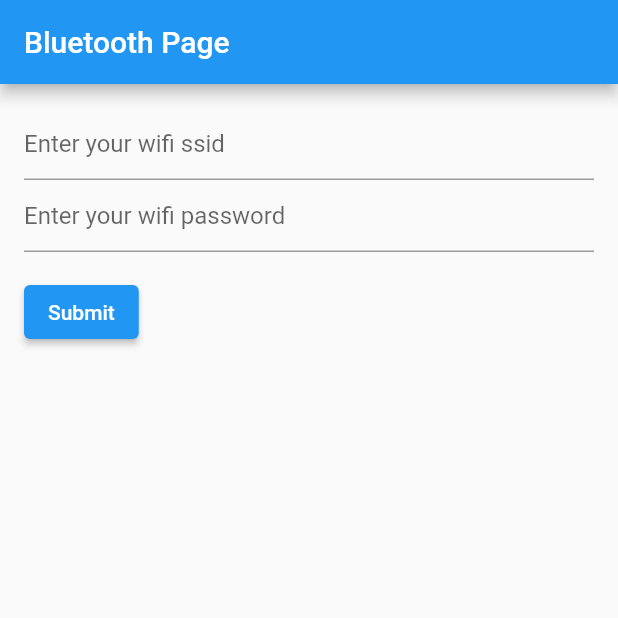
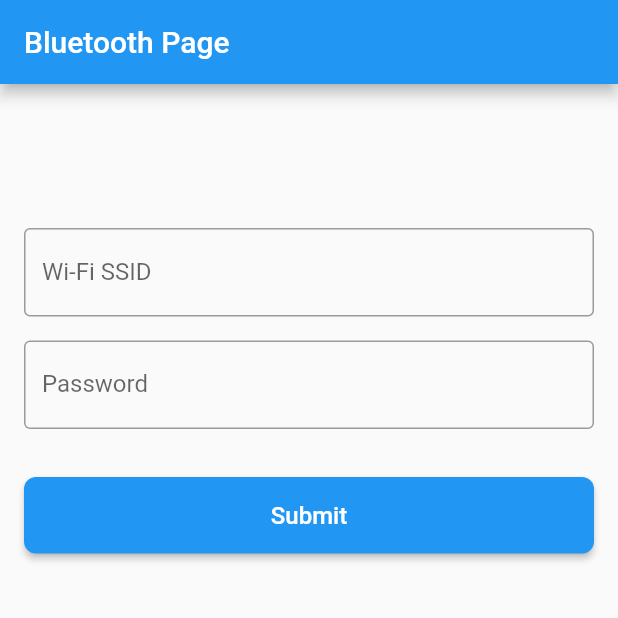
Before and after one commit to KoksalBerkay/smart-office-project, a Flutter app: the screen it shows after launch, on a phone screen of 412 x 824 dp, the top half of it. Run offline on Flutter 3.47's test engine with Material 2 defaults, Android fonts, the light colour scheme and no system bars; our stand-ins replace flutter_blue_plus, flutter_spinkit, percent_indicator, shared_preferences, wakelock; missing offline and left inert: mqtt_client, network_info_plus.

Commit message:
bug fixes, ui improvements, screenshots

```diff
--- a/ble-flutter/lib/main.dart
+++ b/ble-flutter/lib/main.dart
@@ -126,7 +126,7 @@ class _BlePageState extends State<BlePage> {
     super.dispose();
   }
 
-  _scanconnect() async {
+  _scanConnect() async {
     String teamManufacturerData = "{16971: [77, 71]}";
     // Start scanning
     flutterBlue.startScan(timeout: const Duration(seconds: 2));
@@ -205,17 +205,25 @@ class _BlePageState extends State<BlePage> {
         appBar: AppBar(
           title: Text(widget.title),
         ),
-        body: Form(
-          key: _formKey,
-          child: Padding(
+        body: LayoutBuilder(
+          builder: (context, constraints) => SingleChildScrollView(
             padding: const EdgeInsets.all(16.0),
+            child: ConstrainedBox(
+              constraints: BoxConstraints(
+                minHeight: constraints.maxHeight,
+              ),
+              child: Form(
+                key: _formKey, // Assign the _formKey to the Form widget
                 child: Column(
-              crossAxisAlignment: CrossAxisAlignment.start,
+                  crossAxisAlignment: CrossAxisAlignment.stretch,
                   children: <Widget>[
+                    const SizedBox(height: 80.0), // Added space above the form
                     TextFormField(
                       controller: _ssidController,
                       decoration: const InputDecoration(
-                    hintText: 'Enter your wifi ssid',
+                        labelText: 'Wi-Fi SSID',
+                        hintText: 'Enter your Wi-Fi SSID',
+                        border: OutlineInputBorder(),
                       ),
                       onSaved: (value) {
                         ssid = value!;
@@ -224,11 +232,15 @@ class _BlePageState extends State<BlePage> {
                         if (value == null || value.isEmpty) {
                           return 'Please enter some text';
                         }
+                        return null; // Return null for no validation errors
                       },
                     ),
+                    const SizedBox(height: 16.0), // Added vertical spacing
                     TextFormField(
                       decoration: const InputDecoration(
-                    hintText: 'Enter your wifi password',
+                        labelText: 'Password',
+                        hintText: 'Enter your Wi-Fi password',
+                        border: OutlineInputBorder(),
                       ),
                       onSaved: (value) {
                         pass = value!;
@@ -237,25 +249,39 @@ class _BlePageState extends State<BlePage> {
                         if (value == null || value.isEmpty) {
                           return 'Please enter some text';
                         }
+                        return null; // Return null for no validation errors
                       },
                     ),
-                Padding(
-                  padding: const EdgeInsets.symmetric(vertical: 16.0),
-                  child: ElevatedButton(
+                    const SizedBox(height: 32.0), // Added vertical spacing
+                    ElevatedButton(
                       onPressed: () {
                         if (_formKey.currentState!.validate()) {
                           _formKey.currentState!.save();
-                        _scanconnect();
+                          _scanConnect();
                           Navigator.push(
                             context,
                             MaterialPageRoute(
-                                builder: (context) => const ScanningScreen()));
+                              builder: (context) => const ScanningScreen(),
+                            ),
+                          );
                         }
                       },
-                    child: const Text('Submit'),
+                      style: ElevatedButton.styleFrom(
+                        shape: RoundedRectangleBorder(
+                          borderRadius: BorderRadius.circular(8.0),
+                        ),
+                      ),
+                      child: const Padding(
+                        padding: EdgeInsets.symmetric(vertical: 16.0),
+                        child: Text(
+                          'Submit',
+                          style: TextStyle(fontSize: 16.0),
+                        ),
                       ),
                     ),
                   ],
+                ),
+              ),
             ),
           ),
         ),
```
Also changed, not shown: ble-flutter/lib/mqtt_client_wrapper.dart (+3 -5 lines), ble-flutter/lib/pages/humidity_page.dart (+15 -4 lines), ble-flutter/lib/pages/light_page.dart (+12 -1 lines), ble-flutter/lib/pages/motion_page.dart (+13 -2 lines), ble-flutter/lib/pages/temperature_page.dart (+12 -7 lines), 11 other files. Lines whose indentation alone changed are shown as unchanged.
